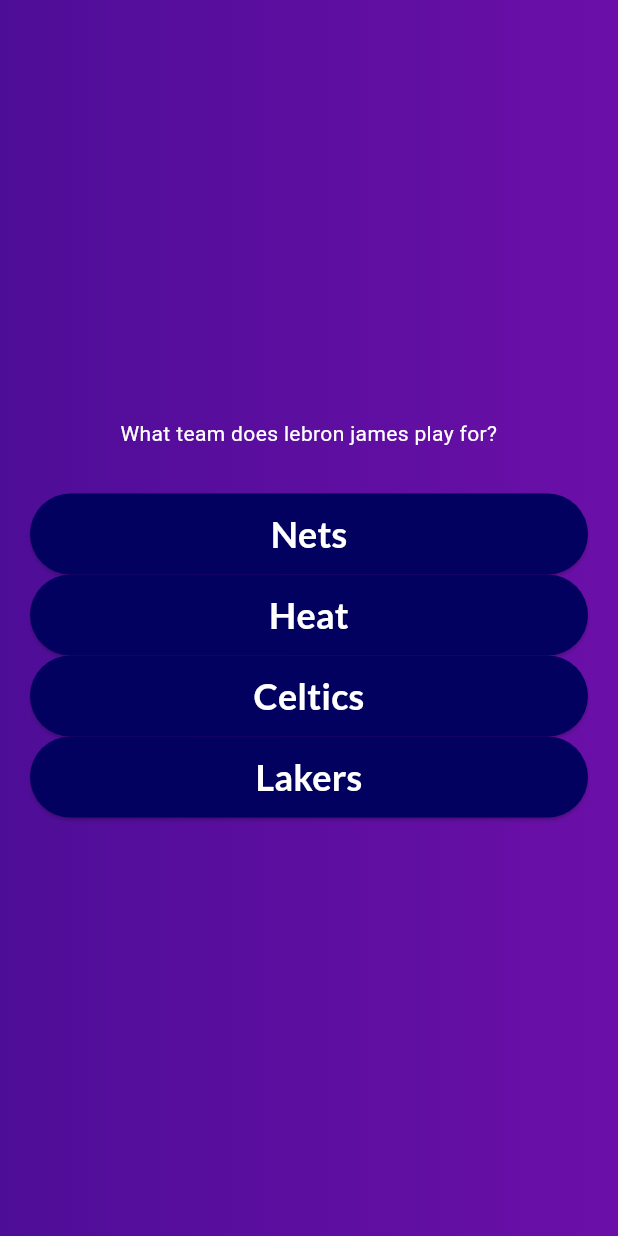
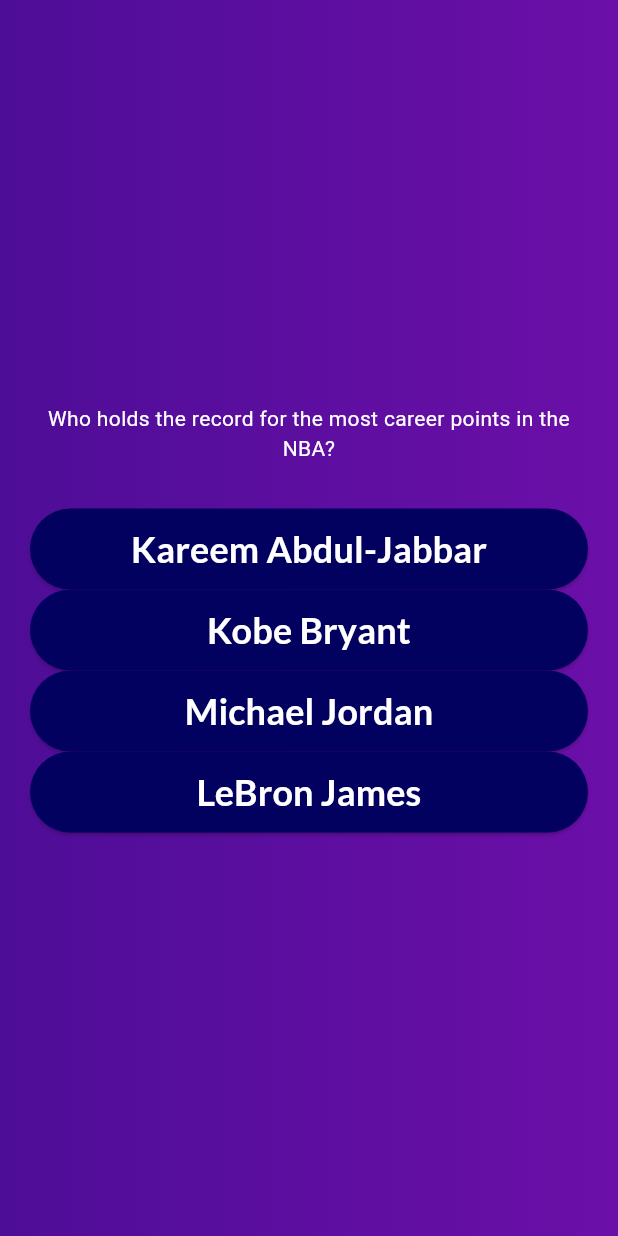
Before and after one commit to apark07/quiz_app, a Flutter app: the screen it shows after launch, after a tap on "Start Quiz", on a phone screen of 412 x 824 dp. Run offline on Flutter 3.47's test engine with Material 3 defaults, Android fonts, the phone set to English and light mode, and no system bars; our stand-ins replace google_fonts.

Commit message:
the X and Y for answers work

```diff
--- a/lib/data/questions.dart
+++ b/lib/data/questions.dart
@@ -1,24 +1,75 @@
 import 'package:quiz_app/models/quiz_question.dart';
 
 const questions = [
-  QuizQuestion(
-    "What team does lebron james play for?", [
-    "Lakers",
-    "Nets",
-    "Celtics",
-    "Heat"
-  ],
-),
-  QuizQuestion("From the anime Dragon ball Z, What is the sayain name for Goku?", [
-    "Kakarot",
-    "Vegeta",
-    "Raditz",
-    "Nappa"],
+  // Basketball
+  QuizQuestion("Who holds the record for the most career points in the NBA?", [
+    "LeBron James",
+    "Kareem Abdul-Jabbar",
+    "Michael Jordan",
+    "Kobe Bryant"],
   ),
-  QuizQuestion("What is the capital of California?", [
-    "Sacramento",
-    "Los Angeles",
-    "San Francisco",
-    "San Diego"],
-),
+
+  QuizQuestion("Which team won the 2024 NBA Championship?", [
+    "Boston Celtics",
+    "Denver Nuggets",
+    "Golden State Warriors",
+    "Milwaukee Bucks"],
+  ),
+
+  QuizQuestion("What number did Michael Jordan wear for most of his career?", [
+    "23",
+    "45",
+    "32",
+    "24"],
+  ),
+
+  QuizQuestion("Which NBA player is nicknamed 'The Greek Freak'?", [
+    "Giannis Antetokounmpo",
+    "Luka Dončić",
+    "Joel Embiid",
+    "Nikola Jokić"],
+  ),
+
+  QuizQuestion("What college did Stephen Curry play for?", [
+    "Davidson",
+    "Duke",
+    "North Carolina",
+    "Kentucky"],
+  ),
+
+  // Anime
+  QuizQuestion("In Naruto, what is the name of Naruto’s signature jutsu?", [
+    "Rasengan",
+    "Chidori",
+    "Shadow Clone Explosion",
+    "Fireball Jutsu"],
+  ),
+
+  QuizQuestion("In Attack on Titan, who is the main protagonist?", [
+    "Eren Yeager",
+    "Levi Ackerman",
+    "Armin Arlert",
+    "Mikasa Ackerman"],
+  ),
+
+  QuizQuestion("In One Piece, what is Luffy’s dream?", [
+    "To become the Pirate King",
+    "To find All Blue",
+    "To destroy the Marines",
+    "To become a Warlord"],
+  ),
+
+  QuizQuestion("In Demon Slayer, what is the name of Tanjiro’s sister?", [
+    "Nezuko",
+    "Mitsuri",
+    "Shinobu",
+    "Kanao"],
+  ),
+
+  QuizQuestion("In My Hero Academia, what is the name of Deku’s Quirk?", [
+    "One For All",
+    "All For One",
+    "Explosion",
+    "Half-Cold Half-Hot"],
+  ),
 ];
--- a/lib/results_screen.dart
+++ b/lib/results_screen.dart
@@ -5,6 +5,7 @@ class ResultsScreen extends StatelessWidget {
   const ResultsScreen({super.key, required this.chosenAnswers, required this.onRestart});
   final List<String> chosenAnswers;
   final void Function() onRestart;
+
 
 
   List<Map<String,Object>> getSummaryData(){
@@ -25,6 +26,13 @@ class ResultsScreen extends StatelessWidget {
   }
   @override
   Widget build(context) {
+
+    final summaryData = getSummaryData();
+    final numCorrectAnswers = summaryData.where((data) {
+      return data['user_answer'] == data['correct_answer'];
+    }).length;
+    final totalQuestions = questions.length;
+
     return SizedBox(
       width: double.infinity,
       child: Container(
@@ -32,7 +40,9 @@ class ResultsScreen extends StatelessWidget {
         child: Column(
           mainAxisAlignment: MainAxisAlignment.center,
           children: [
-            const Text('You answere out of Y questions correctly!'),
+            Text(
+             'You answered $numCorrectAnswers out of $totalQuestions questions correctly!',
+              ),
             const SizedBox(
               height: 30,
             ),
```
